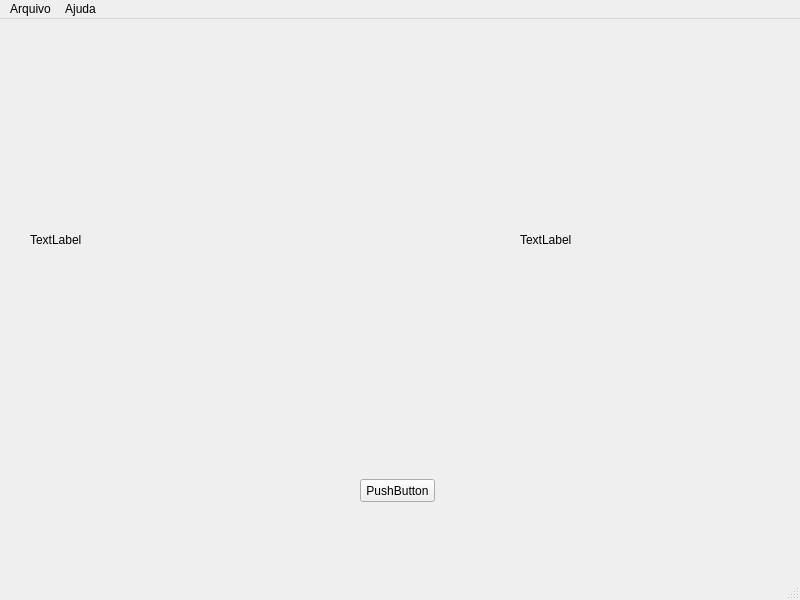
Qt form resources/mainwindow.ui (CaduSantana/Projeto-Conversor) before a commit.
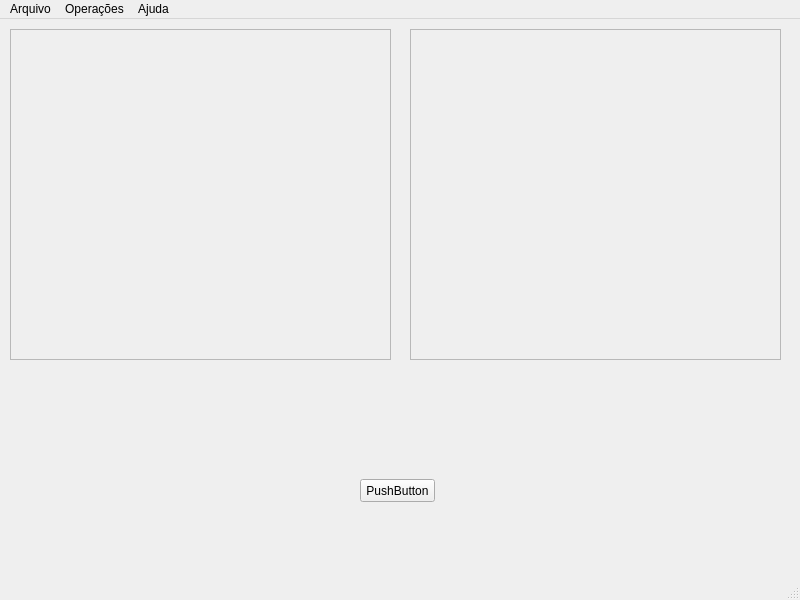
The same form after that commit.

Diff of the .ui file:
```diff
--- a/resources/mainwindow.ui
+++ b/resources/mainwindow.ui
@@ -48,27 +48,33 @@
    <widget class="QLabel" name="label">
     <property name="geometry">
      <rect>
-      <x>30</x>
-      <y>120</y>
-      <width>251</width>
-      <height>201</height>
+      <x>10</x>
+      <y>10</y>
+      <width>381</width>
+      <height>331</height>
      </rect>
     </property>
+    <property name="frameShape">
+     <enum>QFrame::StyledPanel</enum>
+    </property>
     <property name="text">
-     <string>TextLabel</string>
+     <string/>
     </property>
    </widget>
    <widget class="QLabel" name="label_2">
     <property name="geometry">
      <rect>
-      <x>520</x>
-      <y>120</y>
-      <width>251</width>
-      <height>201</height>
+      <x>410</x>
+      <y>10</y>
+      <width>371</width>
+      <height>331</height>
      </rect>
     </property>
+    <property name="frameShape">
+     <enum>QFrame::StyledPanel</enum>
+    </property>
     <property name="text">
-     <string>TextLabel</string>
+     <string/>
     </property>
    </widget>
   </widget>
@@ -95,7 +101,14 @@
     </property>
     <addaction name="actionSobre"/>
    </widget>
+   <widget class="QMenu" name="menuOpera_es">
+    <property name="title">
+     <string>Operações</string>
+    </property>
+    <addaction name="actionSeparador_RGB"/>
+   </widget>
    <addaction name="menuArquivo"/>
+   <addaction name="menuOpera_es"/>
    <addaction name="menuAjuda"/>
   </widget>
   <widget class="QStatusBar" name="statusbar"/>
```
Left out of the diff: 9 changed lines with no effect on the pictures.
